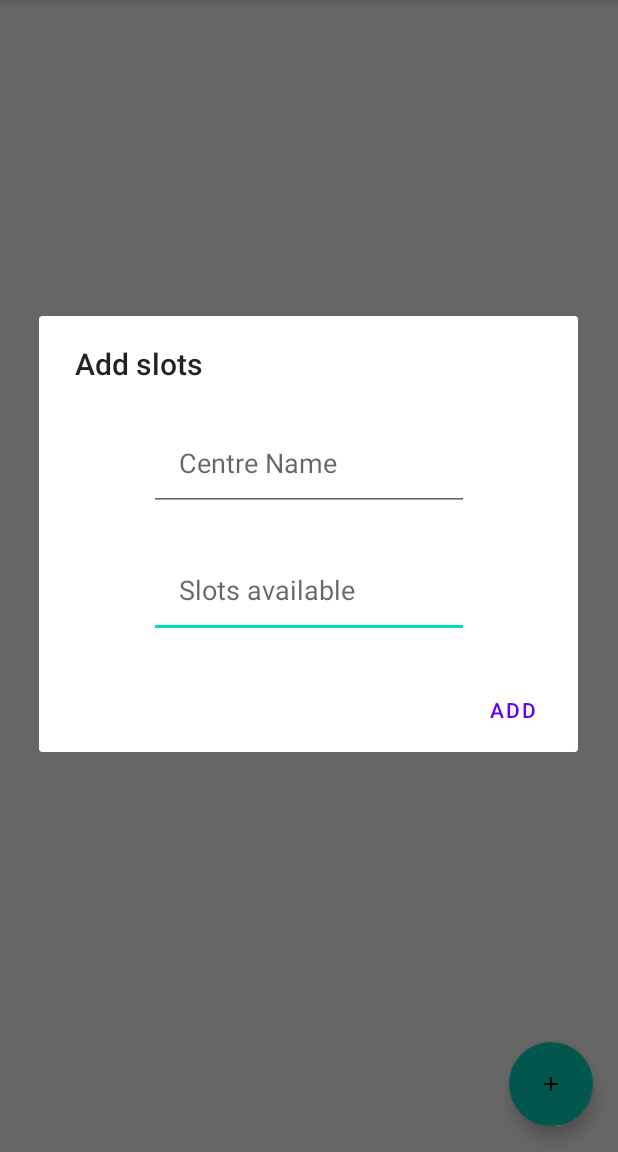
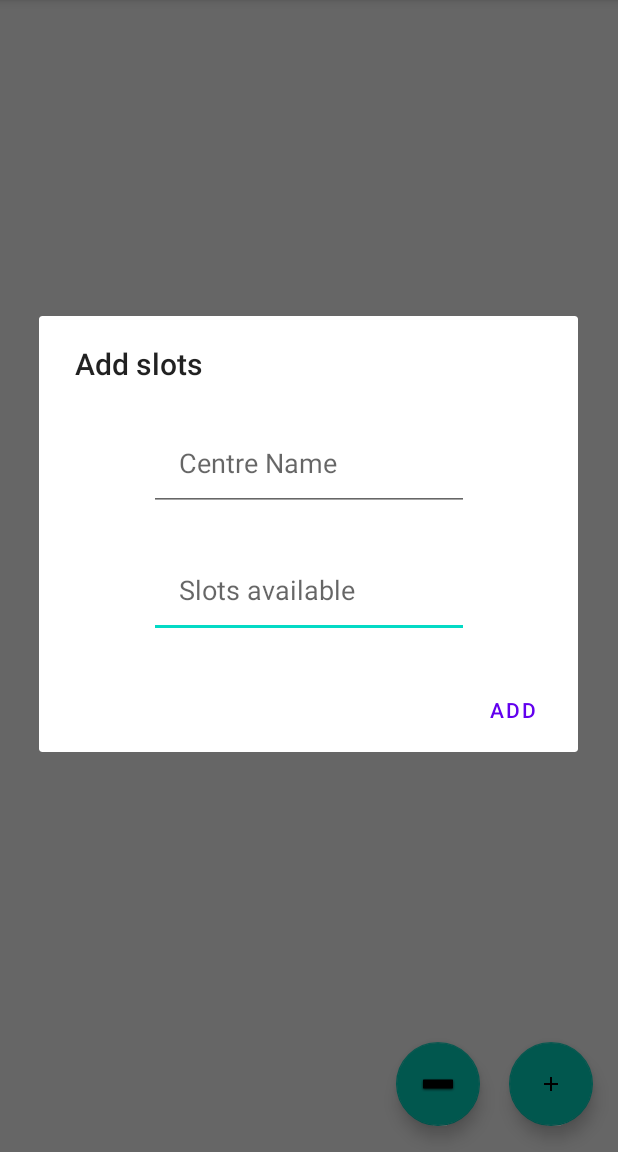
Before and after one commit to AryamanPatra/Covid-Medical-Center, an Android app: the screen it shows after launch (AdminActivity), after a tap on "To add", on a phone screen of 412 x 824 dp, the part 84-1236 px from its top. Run offline under Robolectric (Android 15) with nearby library versions, the phone set to English and light mode, and no system bars.

Commit message:
Adding Delete Element Feature

```diff
--- a/admin/src/main/java/com/example/admin/AdminActivity.java
+++ b/admin/src/main/java/com/example/admin/AdminActivity.java
@@ -26,7 +26,7 @@ import java.util.ArrayList;
 
 public class AdminActivity extends AppCompatActivity {
     RecyclerView recyclerView;
-    FloatingActionButton fa;
+    FloatingActionButton fa1,fa2;
     ImageButton imb;
     MedCentre[] arr = {new MedCentre("Capital Hospital",5),
             new MedCentre("SUM Hospital",7)};
@@ -53,8 +53,8 @@ public class AdminActivity extends AppCompatActivity {
         recyclerView.addItemDecoration(new DividerItemDecoration(this,DividerItemDecoration.VERTICAL));
 
         //Floating Action Button to add
-        fa = findViewById(R.id.add_alarm_fab);
-        fa.setOnClickListener(new View.OnClickListener(){
+        fa1 = findViewById(R.id.add_element);
+        fa1.setOnClickListener(new View.OnClickListener(){
             @Override
             public void onClick(View view){
 
@@ -121,6 +121,56 @@ public class AdminActivity extends AppCompatActivity {
             }
         });
 
+        //Floating Action Button to del
+        fa2 = findViewById(R.id.del_element);
+        fa2.setOnClickListener(new View.OnClickListener() {
+            @Override
+            public void onClick(View view) {
+                AlertDialog.Builder builder = new AlertDialog.Builder(AdminActivity.this);
+                builder.setTitle("Delete Slots");
+
+                View customLayout = getLayoutInflater().inflate(R.layout.del_alert_layout,null);
+                builder.setView(customLayout);
+                EditText editText1 = customLayout.findViewById(R.id.edDelCentre);
+                final String[] centreName = new String[1];
+
+                editText1.addTextChangedListener(new TextWatcher() {
+                    @Override
+                    public void beforeTextChanged(CharSequence charSequence, int i, int i1, int i2) {
+
+                    }
+
+                    @Override
+                    public void onTextChanged(CharSequence charSequence, int i, int i1, int i2) {
+
+                    }
+
+                    @Override
+                    public void afterTextChanged(Editable editable) {
+                        centreName[0] = editable.toString();
+                    }
+                });
+
+                builder.setPositiveButton("Delete", new DialogInterface.OnClickListener() {
+                    @Override
+                    public void onClick(DialogInterface dialogInterface, int i) {
+                        size = medCentreArrayList.size();
+                        if (centreName[0]!=null){
+                            for(int j=0; j< size;j++){
+                                String mcName = medCentreArrayList.get(j).getCentreName();
+                                if (mcName.equals(centreName[0])){
+                                    medCentreArrayList.remove(j);
+                                    ad.notifyDataSetChanged();
+                                    break;
+                                }
+                            }
+                        }
+                    }
+                });
+                builder.create().show();
+            }
+        });
+
         //Deleting Data using Image Button
         View temp = getLayoutInflater().inflate(R.layout.data_row,null);
         imb = temp.findViewById(R.id.delData);
--- a/admin/src/main/res/layout/admin_main.xml
+++ b/admin/src/main/res/layout/admin_main.xml
@@ -14,7 +14,7 @@
         app:layout_constraintStart_toStartOf="parent" />
 
     <com.google.android.material.floatingactionbutton.FloatingActionButton
-        android:id="@+id/add_alarm_fab"
+        android:id="@+id/add_element"
         android:layout_width="wrap_content"
         android:layout_height="wrap_content"
         android:contentDescription="To add"
@@ -28,4 +28,17 @@
         app:srcCompat="@drawable/add_circle_monochrome"
         />
 
+    <com.google.android.material.floatingactionbutton.FloatingActionButton
+        android:id="@+id/del_element"
+        android:layout_width="wrap_content"
+        android:layout_height="wrap_content"
+        android:clickable="true"
+        app:layout_constraintBottom_toBottomOf="parent"
+        app:layout_constraintEnd_toStartOf="@+id/add_element"
+        app:layout_constraintHorizontal_bias="0.932"
+        app:layout_constraintStart_toStartOf="parent"
+        app:layout_constraintTop_toTopOf="parent"
+        app:layout_constraintVertical_bias="0.976"
+        app:srcCompat="@android:drawable/dialog_holo_dark_frame" />
+
 </androidx.constraintlayout.widget.ConstraintLayout>
```
